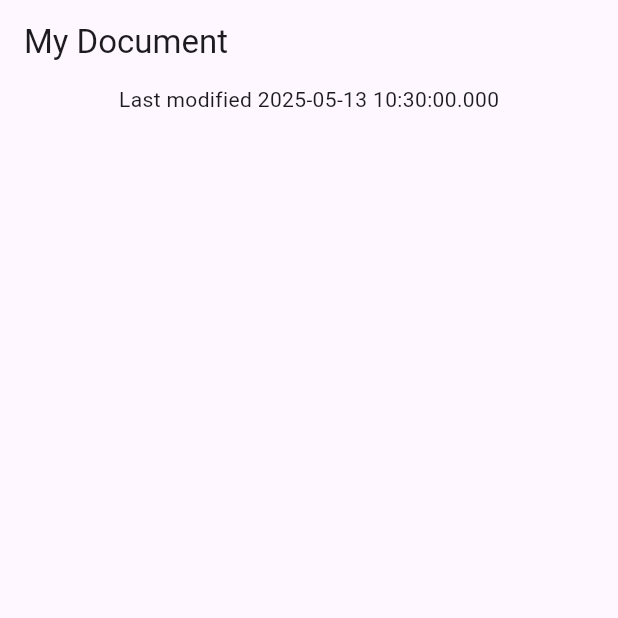
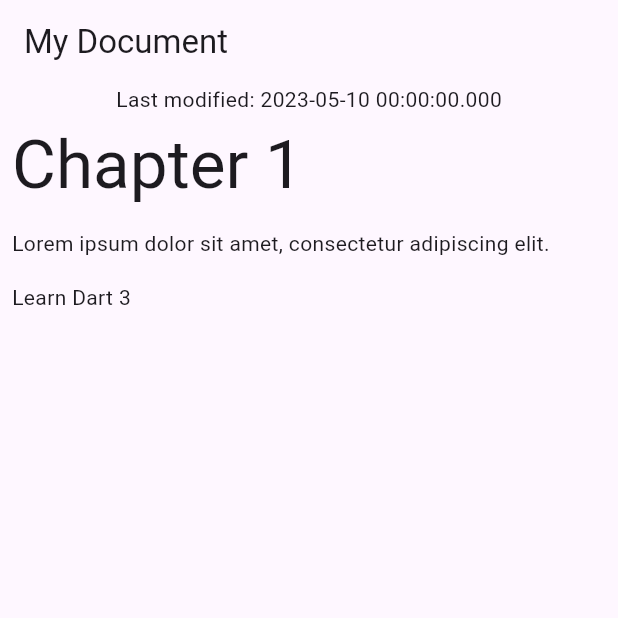
Before and after one commit to Khushal-Singh-Rathore/dart_pattern_records, a Flutter app: the screen it shows after launch, on a phone screen of 412 x 824 dp, the top half of it. Run offline on Flutter 3.47's test engine with Material 3 defaults, Android fonts, the phone set to English and light mode, and no system bars.

```diff
--- a/lib/data.dart
+++ b/lib/data.dart
@@ -1,14 +1,69 @@
 import 'dart:convert';
+
+// class Document {
+//   final Map<String, Object?> _json;
+//   Document()
+//     : _json = jsonDecode(
+//         documentJson,
+//       ); // The : here is an initlizer list. This is used to call the function before the constructor body called. Basically it runs before the constructor body.
+
+//   (String, {DateTime modified}) get metadata {
+//     const title = 'My Document';
+//     final now = DateTime.now();
+
+//     return (title, modified: now);
+//   }
+// }
 
 class Document {
   final Map<String, Object?> _json;
   Document() : _json = jsonDecode(documentJson);
 
   (String, {DateTime modified}) get metadata {
-    const title = 'My Document';
-    final now = DateTime.now();
+    // if (_json.containsKey('metadata')) {
+    //   // Modify from here...
+    //   final metadataJson = _json['metadata'];
+    //   if (metadataJson is Map) {
+    //     final title = metadataJson['title'] as String;
+    //     final localModified = DateTime.parse(
+    //       metadataJson['modified'] as String,
+    //     );
+    //     return (title, modified: localModified);
+    //   }
+    // }
+    // throw const FormatException('Unexpected JSON'); // to here.
 
-    return (title, modified: now);
+    if (_json // Modify from here...
+        case {
+          'metadata': {'title': String title, 'modified': String localModified},
+        }) {
+      return (title, modified: DateTime.parse(localModified));
+    } else {
+      throw const FormatException('Unexpected JSON');
+    }
+  }
+
+  List<Block> getBlocks() {
+    // Add from here...
+    if (_json case {'blocks': List blocksJson}) {
+      return [for (final blockJson in blocksJson) Block.fromJson(blockJson)];
+    } else {
+      throw const FormatException('Unexpected JSON format');
+    }
+  }
+}
+
+class Block {
+  final String type;
+  final String text;
+  Block(this.type, this.text);
+
+  factory Block.fromJson(Map<String, dynamic> json) {
+    if (json case {'type': final type, 'text': final text}) {
+      return Block(type, text);
+    } else {
+      throw const FormatException('Unexpected JSON format');
+    }
   }
 }
 
--- a/lib/main.dart
+++ b/lib/main.dart
@@ -22,17 +22,49 @@ class DocumentScreen extends StatelessWidget {
   final Document document;
 
   const DocumentScreen({required this.document, super.key});
-
   @override
   Widget build(BuildContext context) {
-    final metaDataRecord = document.metadata;
+    final (title, modified: modified) = document.metadata;
+    final blocks = document.getBlocks();
     return Scaffold(
-      appBar: AppBar(title: Text(metaDataRecord.$1)),
+      appBar: AppBar(title: Text(title)),
       body: Column(
         children: [
-          Center(child: Text('Last modified ${metaDataRecord.modified}')),
+          Text('Last modified: $modified'), // Modify from here
+          Expanded(
+            child: ListView.builder(
+              itemCount: blocks.length,
+              itemBuilder: (context, index) {
+                return BlockWidget(block: blocks[index]);
+              },
+            ),
+          ), // to here.
         ],
       ),
     );
   }
 }
+
+class BlockWidget extends StatelessWidget {
+  final Block block;
+
+  const BlockWidget({required this.block, super.key});
+
+  @override
+  Widget build(BuildContext context) {
+    TextStyle? textStyle;
+    switch (block.type) {
+      case 'h1':
+        textStyle = Theme.of(context).textTheme.displayMedium;
+      case 'p' || 'checkbox':
+        textStyle = Theme.of(context).textTheme.bodyMedium;
+      case _:
+        textStyle = Theme.of(context).textTheme.bodySmall;
+    }
+
+    return Container(
+      margin: const EdgeInsets.all(8),
+      child: Text(block.text, style: textStyle),
+    );
+  }
+}
```
